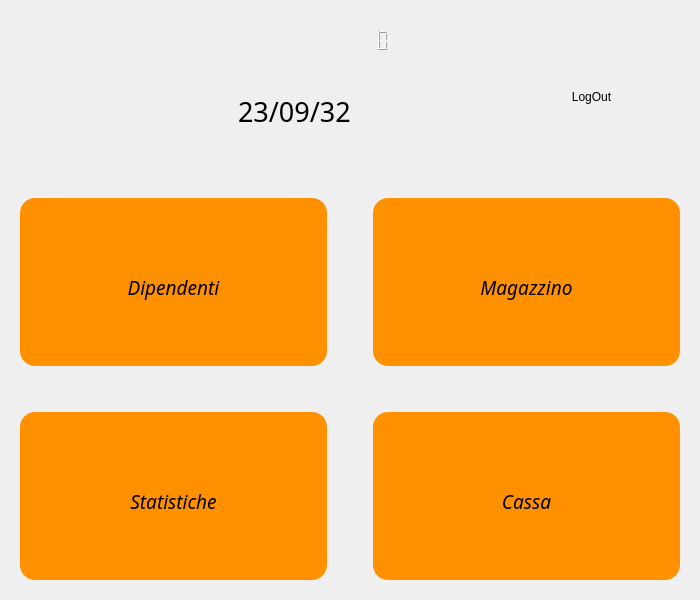
The window that projectIS/utilizzatore/view/vistaAmministratore.ui (chritianchiappa/progetto_panificio) describes before a commit, drawn with Qt 5.
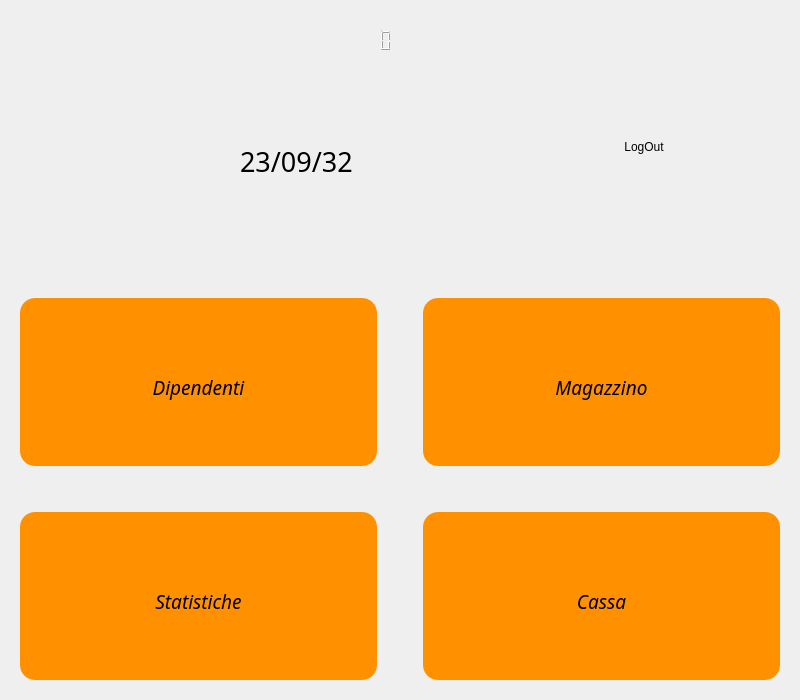
The same window after the commit. Icons and pictures are not drawn.

```diff
--- a/projectIS/utilizzatore/view/vistaAmministratore.ui
+++ b/projectIS/utilizzatore/view/vistaAmministratore.ui
@@ -6,14 +6,14 @@
    <rect>
     <x>0</x>
     <y>0</y>
-    <width>700</width>
-    <height>600</height>
+    <width>800</width>
+    <height>700</height>
    </rect>
   </property>
   <property name="minimumSize">
    <size>
-    <width>700</width>
-    <height>600</height>
+    <width>800</width>
+    <height>700</height>
    </size>
   </property>
   <property name="windowTitle">
@@ -44,7 +44,7 @@
       <item>
        <widget class="QToolButton" name="logo_button">
         <property name="sizePolicy">
-         <sizepolicy hsizetype="Expanding" vsizetype="Expanding">
+         <sizepolicy hsizetype="Fixed" vsizetype="Fixed">
           <horstretch>0</horstretch>
           <verstretch>0</verstretch>
          </sizepolicy>
```
Left out of the diff: 3 changed lines with no effect on the pictures.
